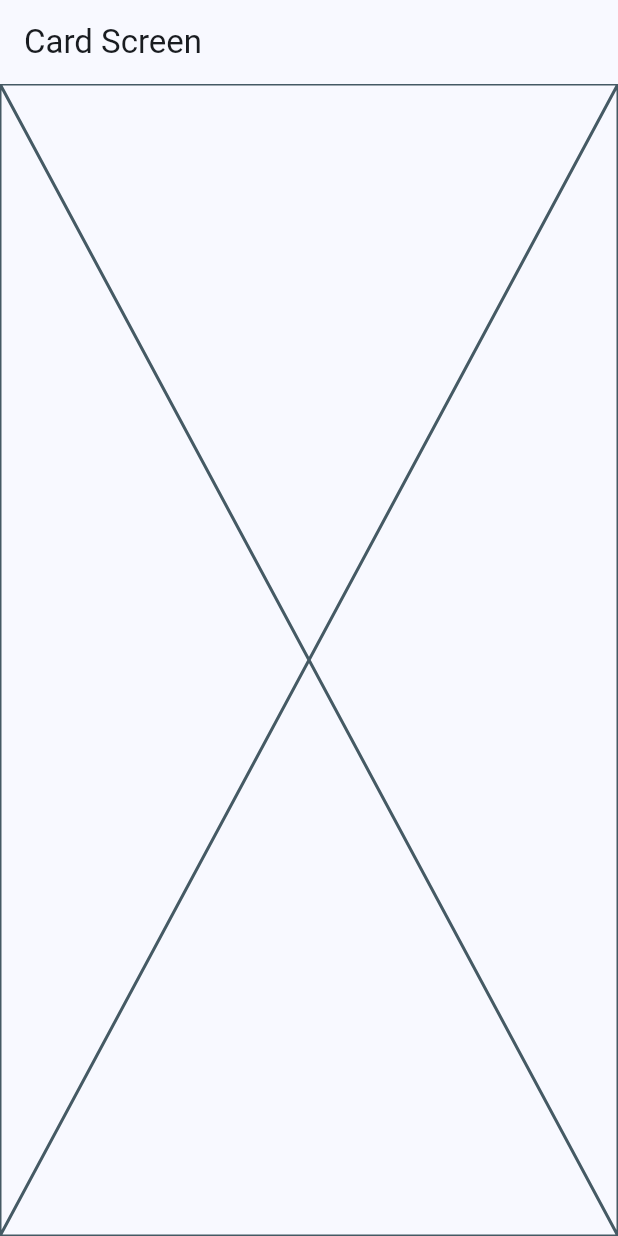
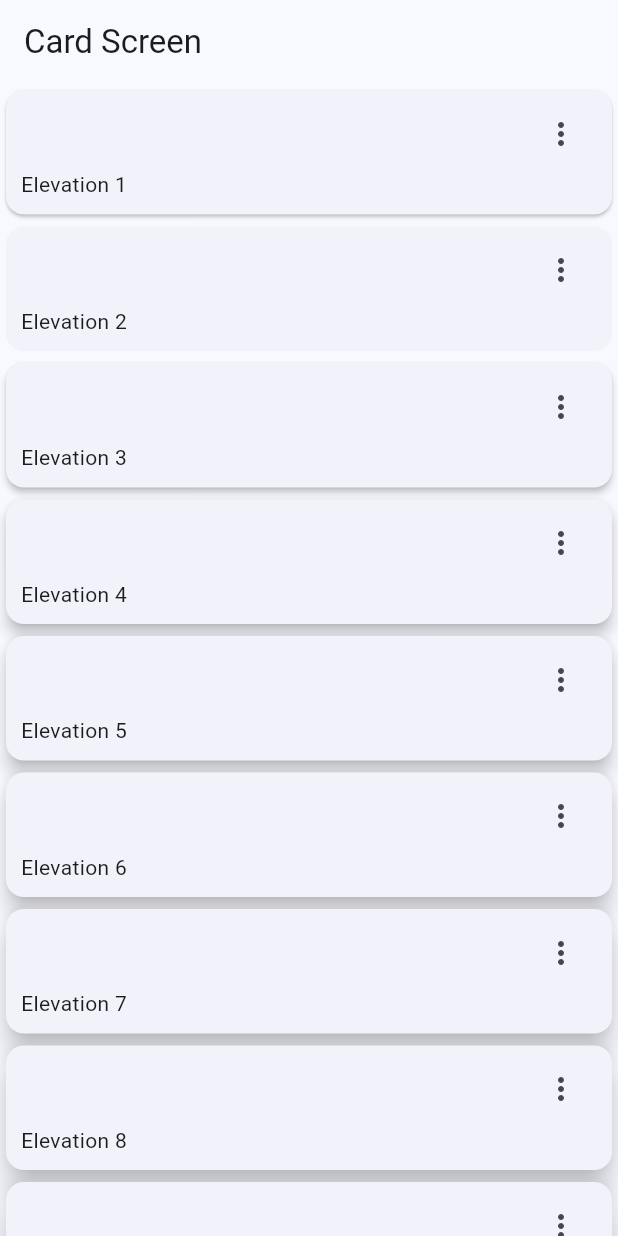
Before and after one commit to vidm27/flutter-course-devtalles, a Flutter app: the CardsScreen screen opened by its route, on a phone screen of 412 x 824 dp. Run offline on Flutter 3.47's test engine with Material 2 defaults, Android fonts, the phone set to English and light mode, and no system bars; our stand-ins replace dio, go_router.

Commit message:
feat: card personalizadas

```diff
--- a/widgets_app/lib/presentation/screens/cards/cards_screen.dart
+++ b/widgets_app/lib/presentation/screens/cards/cards_screen.dart
@@ -1,4 +1,16 @@
 import 'package:flutter/material.dart';
+
+const cards = <Map<String, dynamic>>[
+  {'elevation': 1.0, 'label': 'Elevation 1'},
+  {'elevation': 0.0, 'label': 'Elevation 2'},
+  {'elevation': 2.0, 'label': 'Elevation 3'},
+  {'elevation': 4.0, 'label': 'Elevation 4'},
+  {'elevation': 5.0, 'label': 'Elevation 5'},
+  {'elevation': 6.0, 'label': 'Elevation 6'},
+  {'elevation': 7.0, 'label': 'Elevation 7'},
+  {'elevation': 8.0, 'label': 'Elevation 8'},
+  {'elevation': 9.0, 'label': 'Elevation 9'},
+];
 
 class CardsScreen extends StatelessWidget {
   static const String nameRoute = 'cards_screen';
@@ -10,7 +22,91 @@
       appBar: AppBar(
         title: const Text('Card Screen'),
       ),
-      body: const Placeholder(),
+      body: const _CardsView(),
     );
   }
 }
+
+class _CardsView extends StatelessWidget {
+  const _CardsView({
+    super.key,
+  });
+
+  @override
+  Widget build(BuildContext context) {
+    return SingleChildScrollView(
+      child: Column(
+        children: [
+          ...cards.map(
+              (e) => _CardType1(label: e['label'], elevation: e['elevation'])),
+          ...cards.map(
+              (e) => _CardType2(label: e['label'], elevation: e['elevation']))
+        ],
+      ),
+    );
+  }
+}
+
+class _CardType1 extends StatelessWidget {
+  const _CardType1({required this.label, required this.elevation});
+
+  final String label;
+  final double elevation;
+
+  @override
+  Widget build(BuildContext context) {
+    return Card(
+      elevation: elevation,
+      child: Padding(
+        padding: const EdgeInsets.fromLTRB(10, 5, 10, 10),
+        child: Column(
+          children: [
+            Align(
+              alignment: Alignment.topRight,
+              child: IconButton(
+                  icon: const Icon(Icons.more_vert), onPressed: () {}),
+            ),
+            Align(
+              alignment: Alignment.bottomLeft,
+              child: Text(label),
+            )
+          ],
+        ),
+      ),
+    );
+  }
+}
+
+class _CardType2 extends StatelessWidget {
+  const _CardType2({required this.label, required this.elevation});
+
+  final String label;
+  final double elevation;
+
+  @override
+  Widget build(BuildContext context) {
+    final colors = Theme.of(context).colorScheme;
+    return Card(
+      elevation: elevation,
+      shape: RoundedRectangleBorder(
+          side: BorderSide(color: colors.outline),
+          borderRadius: const BorderRadius.all(Radius.circular(12))),
+      child: Padding(
+        padding: const EdgeInsets.fromLTRB(10, 5, 10, 10),
+        child: Column(
+          children: [
+            Align(
+              alignment: Alignment.topRight,
+              child: IconButton(
+                  icon: const Icon(Icons.more_vert), onPressed: () {}),
+            ),
+            Align(
+              alignment: Alignment.bottomLeft,
+              child: Text(label),
+            )
+          ],
+        ),
+      ),
+    );
+  }
+}
```
